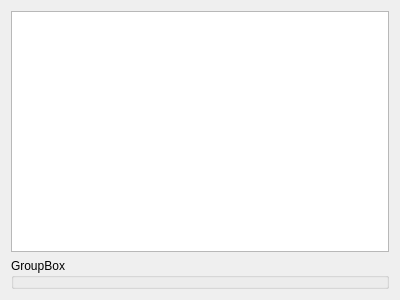
The window that kde4/network-manager/manager/ui/ui.ui (pars-linux/uludag) describes before a commit, drawn with Qt 5.
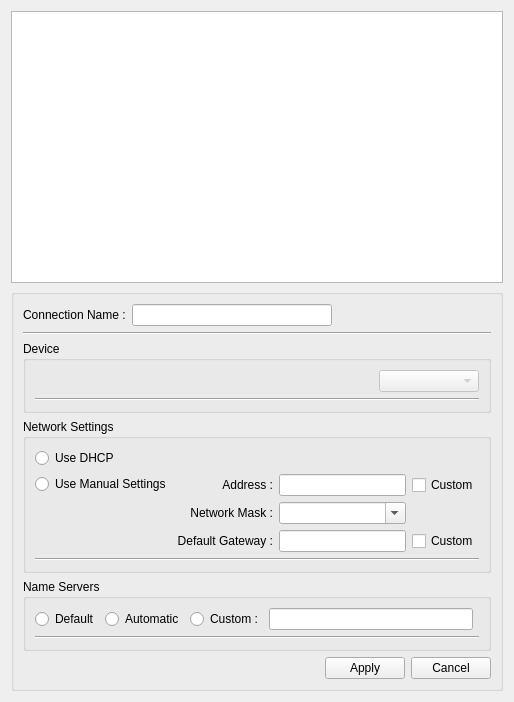
The same window after the commit.

Commit message: * A lot of funny ui animations ..

What changed in the file:
```diff
--- a/kde4/network-manager/manager/ui/ui.ui
+++ b/kde4/network-manager/manager/ui/ui.ui
@@ -5,22 +5,324 @@
    <rect>
     <x>0</x>
     <y>0</y>
-    <width>400</width>
-    <height>300</height>
+    <width>514</width>
+    <height>702</height>
    </rect>
   </property>
   <property name="windowTitle" >
    <string>Form</string>
   </property>
-  <layout class="QGridLayout" name="gridLayout" >
-   <item row="0" column="0" >
-    <widget class="QListWidget" name="profileList" />
+  <layout class="QVBoxLayout" name="verticalLayout_2" >
+   <item>
+    <widget class="QListWidget" name="profileList" >
+     <property name="sizePolicy" >
+      <sizepolicy vsizetype="Expanding" hsizetype="MinimumExpanding" >
+       <horstretch>0</horstretch>
+       <verstretch>0</verstretch>
+      </sizepolicy>
+     </property>
+     <property name="editTriggers" >
+      <set>QAbstractItemView::NoEditTriggers</set>
+     </property>
+     <property name="alternatingRowColors" >
+      <bool>true</bool>
+     </property>
+     <property name="selectionMode" >
+      <enum>QAbstractItemView::NoSelection</enum>
+     </property>
+     <property name="iconSize" >
+      <size>
+       <width>32</width>
+       <height>32</height>
+      </size>
+     </property>
+    </widget>
    </item>
-   <item row="1" column="0" >
+   <item>
     <widget class="QGroupBox" name="editBox" >
      <property name="title" >
-      <string>GroupBox</string>
+      <string/>
      </property>
+     <layout class="QVBoxLayout" name="verticalLayout" >
+      <item>
+       <layout class="QHBoxLayout" name="horizontalLayout" >
+        <item>
+         <widget class="QLabel" name="label" >
+          <property name="text" >
+           <string>Connection Name :</string>
+          </property>
+         </widget>
+        </item>
+        <item>
+         <widget class="QLineEdit" name="lineConnectionName" >
+          <property name="minimumSize" >
+           <size>
+            <width>200</width>
+            <height>0</height>
+           </size>
+          </property>
+         </widget>
+        </item>
+        <item>
+         <spacer name="horizontalSpacer" >
+          <property name="orientation" >
+           <enum>Qt::Horizontal</enum>
+          </property>
+          <property name="sizeHint" stdset="0" >
+           <size>
+            <width>40</width>
+            <height>20</height>
+           </size>
+          </property>
+         </spacer>
+        </item>
+       </layout>
+      </item>
+      <item>
+       <widget class="Line" name="line" >
+        <property name="orientation" >
+         <enum>Qt::Horizontal</enum>
+        </property>
+       </widget>
+      </item>
+      <item>
+       <widget class="QGroupBox" name="groupDevice" >
+        <property name="title" >
+         <string>Device</string>
+        </property>
+        <property name="flat" >
+         <bool>true</bool>
+        </property>
+        <layout class="QGridLayout" name="gridLayout" >
+         <item row="0" column="0" >
+          <widget class="QLabel" name="labelDeviceDescription" >
+           <property name="text" >
+            <string/>
+           </property>
+          </widget>
+         </item>
+         <item row="0" column="1" >
+          <widget class="QComboBox" name="comboBox_2" >
+           <property name="enabled" >
+            <bool>false</bool>
+           </property>
+           <property name="maximumSize" >
+            <size>
+             <width>100</width>
+             <height>16777215</height>
+            </size>
+           </property>
+          </widget>
+         </item>
+         <item row="1" column="0" colspan="2" >
+          <widget class="Line" name="line_2" >
+           <property name="orientation" >
+            <enum>Qt::Horizontal</enum>
+           </property>
+          </widget>
+         </item>
+        </layout>
+       </widget>
+      </item>
+      <item>
+       <widget class="QGroupBox" name="groupNetwork" >
+        <property name="title" >
+         <string>Network Settings</string>
+        </property>
+        <property name="flat" >
+         <bool>true</bool>
+        </property>
+        <layout class="QGridLayout" name="gridLayout_4" >
+         <item row="0" column="0" >
+          <layout class="QGridLayout" name="gridLayout_3" >
+           <item row="0" column="0" colspan="2" >
+            <widget class="QRadioButton" name="radioButton" >
+             <property name="text" >
+              <string>Use DHCP</string>
+             </property>
+            </widget>
+           </item>
+           <item row="1" column="0" >
+            <widget class="QRadioButton" name="radioButton_2" >
+             <property name="text" >
+              <string>Use Manual Settings</string>
+             </property>
+            </widget>
+           </item>
+           <item rowspan="2" row="1" column="1" >
+            <layout class="QGridLayout" name="gridLayout_2" >
+             <item row="0" column="0" >
+              <widget class="QLabel" name="label_2" >
+               <property name="text" >
+                <string>Address :</string>
+               </property>
+               <property name="alignment" >
+                <set>Qt::AlignRight|Qt::AlignTrailing|Qt::AlignVCenter</set>
+               </property>
+              </widget>
+             </item>
+             <item row="0" column="1" >
+              <widget class="QLineEdit" name="lineEdit" />
+             </item>
+             <item row="0" column="2" >
+              <widget class="QCheckBox" name="checkBox" >
+               <property name="text" >
+                <string>Custom</string>
+               </property>
+              </widget>
+             </item>
+             <item row="1" column="0" >
+              <widget class="QLabel" name="label_3" >
+               <property name="text" >
+                <string>Network Mask :</string>
+               </property>
+               <property name="alignment" >
+                <set>Qt::AlignRight|Qt::AlignTrailing|Qt::AlignVCenter</set>
+               </property>
+              </widget>
+             </item>
+             <item row="1" column="1" >
+              <widget class="QComboBox" name="comboBox" >
+               <property name="editable" >
+                <bool>true</bool>
+               </property>
+              </widget>
+             </item>
+             <item row="2" column="0" >
+              <widget class="QLabel" name="label_4" >
+               <property name="text" >
+                <string>Default Gateway :</string>
+               </property>
+               <property name="alignment" >
+                <set>Qt::AlignRight|Qt::AlignTrailing|Qt::AlignVCenter</set>
+               </property>
+              </widget>
+             </item>
+             <item row="2" column="1" >
+              <widget class="QLineEdit" name="lineEdit_2" />
+             </item>
+             <item row="2" column="2" >
+              <widget class="QCheckBox" name="checkBox_2" >
+               <property name="text" >
+                <string>Custom</string>
+               </property>
+              </widget>
+             </item>
+            </layout>
+           </item>
+           <item row="2" column="0" >
+            <spacer name="verticalSpacer_2" >
+             <property name="orientation" >
+              <enum>Qt::Vertical</enum>
+             </property>
+             <property name="sizeHint" stdset="0" >
+              <size>
+               <width>20</width>
+               <height>40</height>
+              </size>
+             </property>
+            </spacer>
+           </item>
+          </layout>
+         </item>
+         <item row="1" column="0" >
+          <widget class="Line" name="line_4" >
+           <property name="orientation" >
+            <enum>Qt::Horizontal</enum>
+           </property>
+          </widget>
+         </item>
+        </layout>
+       </widget>
+      </item>
+      <item>
+       <widget class="QGroupBox" name="groupNameServer" >
+        <property name="title" >
+         <string>Name Servers</string>
+        </property>
+        <property name="flat" >
+         <bool>true</bool>
+        </property>
+        <layout class="QGridLayout" name="gridLayout_5" >
+         <item row="0" column="0" >
+          <widget class="QRadioButton" name="radioButton_3" >
+           <property name="text" >
+            <string>Default</string>
+           </property>
+          </widget>
+         </item>
+         <item row="0" column="1" >
+          <widget class="QRadioButton" name="radioButton_4" >
+           <property name="text" >
+            <string>Automatic</string>
+           </property>
+          </widget>
+         </item>
+         <item row="0" column="2" >
+          <widget class="QRadioButton" name="radioButton_5" >
+           <property name="text" >
+            <string>Custom :</string>
+           </property>
+          </widget>
+         </item>
+         <item row="0" column="3" >
+          <widget class="QLineEdit" name="lineEdit_3" />
+         </item>
+         <item row="1" column="0" colspan="5" >
+          <widget class="Line" name="line_3" >
+           <property name="orientation" >
+            <enum>Qt::Horizontal</enum>
+           </property>
+          </widget>
+         </item>
+        </layout>
+       </widget>
+      </item>
+      <item>
+       <spacer name="verticalSpacer" >
+        <property name="orientation" >
+         <enum>Qt::Vertical</enum>
+        </property>
+        <property name="sizeHint" stdset="0" >
+         <size>
+          <width>0</width>
+          <height>0</height>
+         </size>
+        </property>
+       </spacer>
+      </item>
+      <item>
+       <layout class="QHBoxLayout" name="horizontalLayout_2" >
+        <item>
+         <spacer name="horizontalSpacer_4" >
+          <property name="orientation" >
+           <enum>Qt::Horizontal</enum>
+          </property>
+          <property name="sizeHint" stdset="0" >
+           <size>
+            <width>40</width>
+            <height>20</height>
+           </size>
+          </property>
+         </spacer>
+        </item>
+        <item>
+         <widget class="QPushButton" name="buttonApply" >
+          <property name="text" >
+           <string>Apply</string>
+          </property>
+         </widget>
+        </item>
+        <item>
+         <widget class="QPushButton" name="buttonCancel" >
+          <property name="text" >
+           <string>Cancel</string>
+          </property>
+         </widget>
+        </item>
+       </layout>
+      </item>
+     </layout>
     </widget>
    </item>
   </layout>
```
The commit also changes 3 other files.
